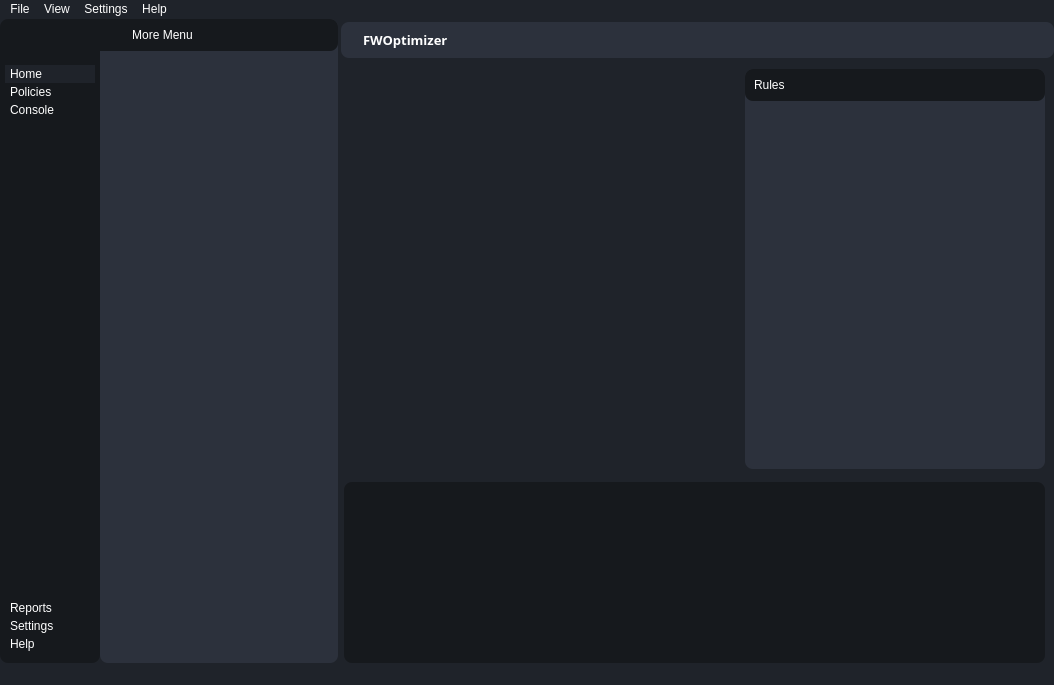
This is resources/interface.ui in generobruno/FWOptimizer as Qt 5 draws it before an edit. The edited form follows.
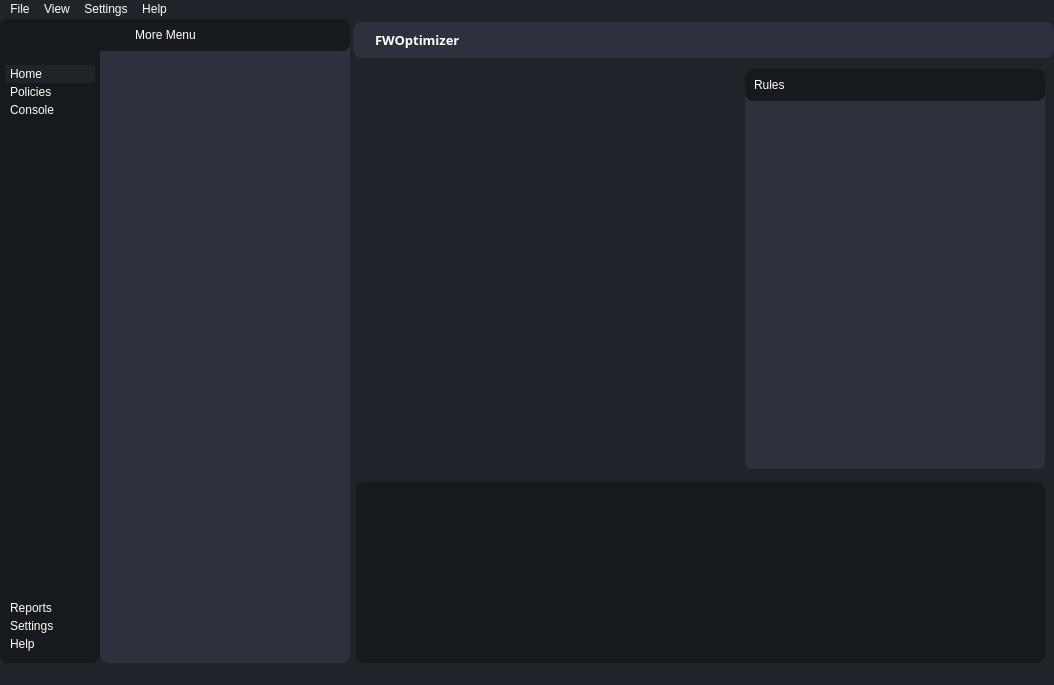
This is the edited form. Icons and pictures are not drawn.

Diff of the .ui file:
```diff
--- a/resources/interface.ui
+++ b/resources/interface.ui
@@ -379,7 +379,7 @@
       </property>
       <property name="maximumSize">
        <size>
-        <width>250</width>
+        <width>16777215</width>
         <height>16777215</height>
        </size>
       </property>
```
Left out of the diff: 35 changed lines with no effect on the pictures.
